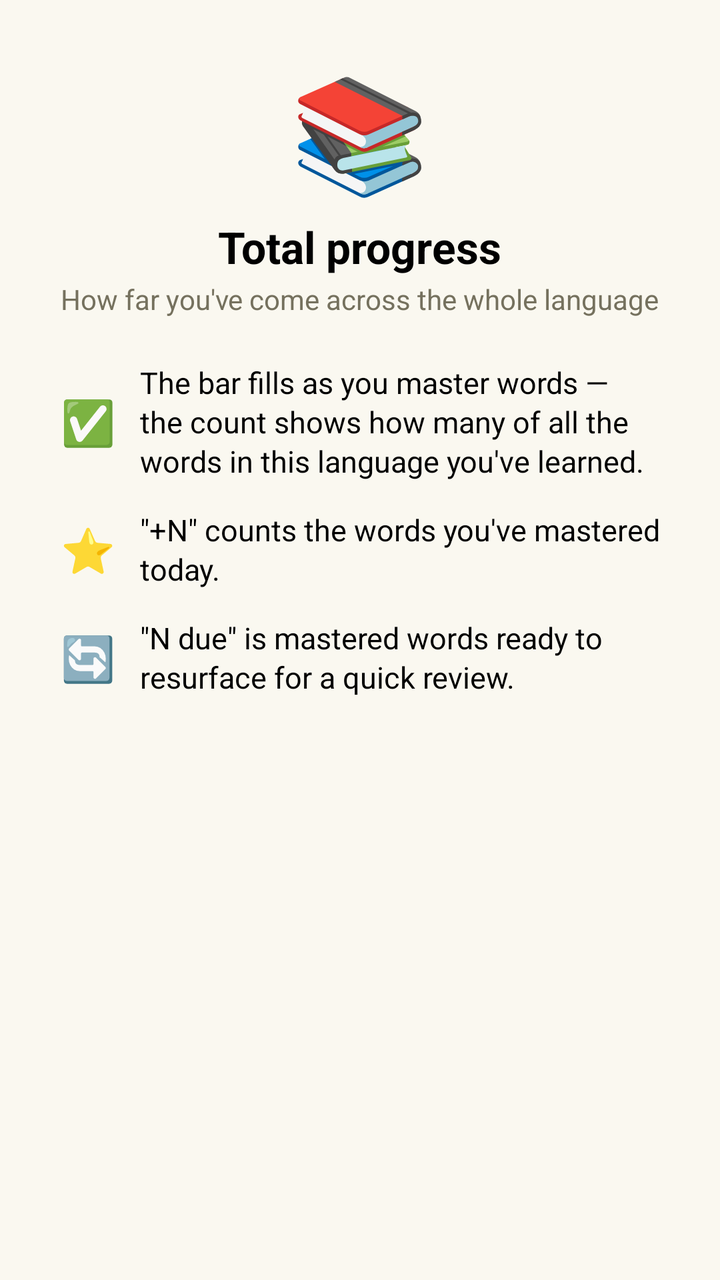
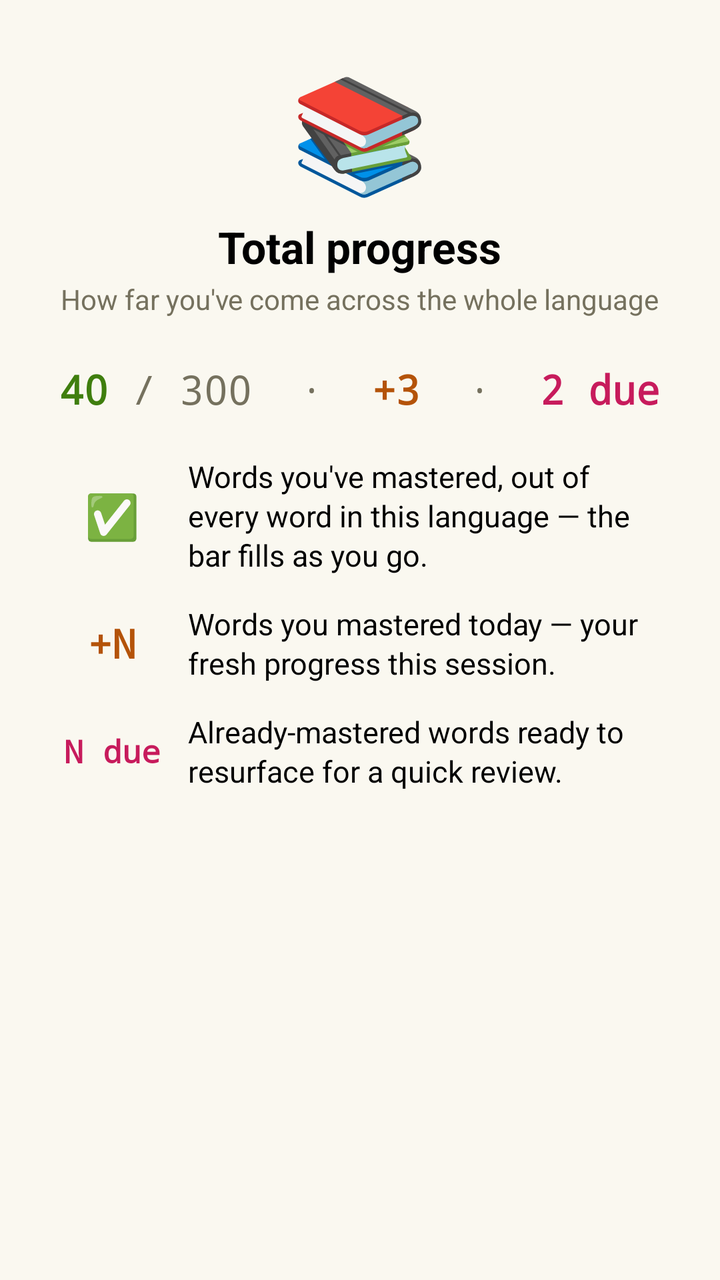

Two renders of the same Android screen: before a commit and after it. Below are the layout's source before the change and the commit's diff.
<!-- AndroidManifest.xml: application theme Theme.MyApplication -->
<!-- res/layout/dialog_lifetime_info.xml -->
<?xml version="1.0" encoding="utf-8"?>
<LinearLayout xmlns:android="http://schemas.android.com/apk/res/android"
    xmlns:tools="http://schemas.android.com/tools"
    android:layout_width="match_parent"
    android:layout_height="wrap_content"
    android:orientation="vertical"
    android:paddingStart="28dp"
    android:paddingEnd="28dp"
    android:paddingTop="28dp"
    android:paddingBottom="8dp">

    <TextView
        android:layout_width="wrap_content"
        android:layout_height="wrap_content"
        android:layout_gravity="center_horizontal"
        android:contentDescription="@null"
        android:text="📚"
        android:textSize="56sp" />

    <TextView
        android:layout_width="wrap_content"
        android:layout_height="wrap_content"
        android:layout_gravity="center_horizontal"
        android:layout_marginTop="6dp"
        android:accessibilityHeading="true"
        android:text="Total progress"
        android:textColor="?android:attr/textColorPrimary"
        android:textSize="22sp"
        android:textStyle="bold" />

    <TextView
        android:layout_width="wrap_content"
        android:layout_height="wrap_content"
        android:layout_gravity="center_horizontal"
        android:layout_marginTop="2dp"
        android:text="How far you've come across the whole language"
        android:textColor="?android:attr/textColorSecondary"
        android:textSize="14sp" />

    <LinearLayout
        android:layout_width="match_parent"
        android:layout_height="wrap_content"
        android:layout_marginTop="22dp"
        android:orientation="vertical">

        <LinearLayout
            android:layout_width="match_parent"
            android:layout_height="wrap_content"
            android:gravity="center_vertical"
            android:orientation="horizontal">

            <TextView
                android:layout_width="32dp"
                android:layout_height="wrap_content"
                android:gravity="center"
                android:text="✅"
                android:textSize="22sp" />

            <TextView
                android:layout_width="0dp"
                android:layout_height="wrap_content"
                android:layout_marginStart="10dp"
                android:layout_weight="1"
                android:lineSpacingExtra="2sp"
                android:text="The bar fills as you master words — the count shows how many of all the words in this language you've learned."
                android:textColor="?android:attr/textColorPrimary"
                android:textSize="15sp" />
        </LinearLayout>

        <LinearLayout
            android:layout_width="match_parent"
            android:layout_height="wrap_content"
            android:layout_marginTop="14dp"
            android:gravity="center_vertical"
            android:orientation="horizontal">

            <TextView
                android:layout_width="32dp"
                android:layout_height="wrap_content"
                android:gravity="center"
                android:text="⭐"
                android:textSize="22sp" />

            <TextView
                android:layout_width="0dp"
                android:layout_height="wrap_content"
                android:layout_marginStart="10dp"
                android:layout_weight="1"
                android:lineSpacingExtra="2sp"
                android:text="&quot;+N&quot; counts the words you've mastered today."
                android:textColor="?android:attr/textColorPrimary"
                android:textSize="15sp" />
        </LinearLayout>

        <LinearLayout
            android:layout_width="match_parent"
            android:layout_height="wrap_content"
            android:layout_marginTop="14dp"
            android:gravity="center_vertical"
            android:orientation="horizontal">

            <TextView
                android:layout_width="32dp"
                android:layout_height="wrap_content"
                android:gravity="center"
                android:text="🔄"
                android:textSize="22sp" />

            <TextView
                android:layout_width="0dp"
                android:layout_height="wrap_content"
                android:layout_marginStart="10dp"
                android:layout_weight="1"
                android:lineSpacingExtra="2sp"
                android:text="&quot;N due&quot; is mastered words ready to resurface for a quick review."
                android:textColor="?android:attr/textColorPrimary"
                android:textSize="15sp" />
        </LinearLayout>
    </LinearLayout>
</LinearLayout>
<!-- resources referenced by this layout -->
<resources>
  <style name="Theme.MyApplication" parent="Theme.MaterialComponents.DayNight.DarkActionBar">
          
          <item name="colorPrimary">@color/monokai_pink_dark</item>
          <item name="colorPrimaryVariant">@color/monokai_pink_dark</item>
          <item name="colorOnPrimary">@color/white</item>
  
          
          <item name="colorSecondary">@color/monokai_cyan</item>
          <item name="colorSecondaryVariant">@color/monokai_cyan_dark</item>
          <item name="colorOnSecondary">@color/monokai_bg</item>
          <item name="colorAccent">@color/monokai_cyan</item>
  
          
          <item name="android:colorBackground">@color/cream_surface</item>
          <item name="colorSurface">@color/cream_surface</item>
          <item name="colorOnSurface">@color/black</item>
  
          <item name="android:textColorPrimary">@color/black</item>
          <item name="android:textColorSecondary">@color/monokai_comment</item>
          <item name="android:textColorTertiary">@color/monokai_comment_light</item>
  
          
          <item name="actionBarStyle">@style/Widget.MyApplication.ActionBar</item>
          <item name="android:statusBarColor">@color/monokai_bg</item>
          <item name="android:windowLightStatusBar">false</item>
      </style>
  <color name="monokai_pink_dark">#C71B5C</color>
  <color name="white">#FFFFFFFF</color>
  <color name="monokai_cyan">#66D9EF</color>
  <color name="monokai_cyan_dark">#3FB8D1</color>
  <color name="monokai_bg">#272822</color>
  <color name="cream_surface">#FAF8F0</color>
  <color name="black">#FF000000</color>
  <color name="monokai_comment">#75715E</color>
  <color name="monokai_comment_light">#A59F85</color>
  <style name="Widget.MyApplication.ActionBar" parent="Widget.AppCompat.ActionBar.Solid">
          <item name="background">@color/monokai_bg</item>
          <item name="elevation">2dp</item>
      </style>
</resources>

<!-- the commit's change to res/layout/dialog_lifetime_info.xml (unified diff, before → after) -->
@@ -37,10 +37,70 @@
         android:textColor="?android:attr/textColorSecondary"
         android:textSize="14sp" />
 
+    
+    <LinearLayout
+        android:layout_width="wrap_content"
+        android:layout_height="wrap_content"
+        android:layout_gravity="center_horizontal"
+        android:layout_marginTop="22dp"
+        android:orientation="horizontal">
+
+        <TextView
+            android:layout_width="wrap_content"
+            android:layout_height="wrap_content"
+            android:fontFamily="monospace"
+            android:text="40"
+            android:textColor="@color/lifetime_count_color"
+            android:textSize="20sp"
+            android:textStyle="bold" />
+
+        <TextView
+            android:layout_width="wrap_content"
+            android:layout_height="wrap_content"
+            android:fontFamily="monospace"
+            android:text=" / 300"
+            android:textColor="@color/card_text_muted"
+            android:textSize="20sp" />
+
+        <TextView
+            android:layout_width="wrap_content"
+            android:layout_height="wrap_content"
+            android:fontFamily="monospace"
+            android:text="  ·  "
+            android:textColor="@color/card_text_muted"
+            android:textSize="20sp" />
+
+        <TextView
+            android:layout_width="wrap_content"
+            android:layout_height="wrap_content"
+            android:fontFamily="monospace"
+            android:text="+3"
+            android:textColor="@color/today_count_color"
+            android:textSize="20sp"
+            android:textStyle="bold" />
+
+        <TextView
+            android:layout_width="wrap_content"
+            android:layout_height="wrap_content"
+            android:fontFamily="monospace"
+            android:text="  ·  "
+            android:textColor="@color/card_text_muted"
+            android:textSize="20sp" />
+
+        <TextView
+            android:layout_width="wrap_content"
+            android:layout_height="wrap_content"
+            android:fontFamily="monospace"
+            android:text="2 due"
+            android:textColor="@color/due_count_color"
+            android:textSize="20sp"
+            android:textStyle="bold" />
+    </LinearLayout>
+
     <LinearLayout
         android:layout_width="match_parent"
         android:layout_height="wrap_content"
-        android:layout_marginTop="22dp"
+        android:layout_marginTop="20dp"
         android:orientation="vertical">
 
         <LinearLayout
@@ -50,7 +110,7 @@
             android:orientation="horizontal">
 
             <TextView
-                android:layout_width="32dp"
+                android:layout_width="56dp"
                 android:layout_height="wrap_content"
                 android:gravity="center"
                 android:text="✅"
@@ -62,7 +122,7 @@
                 android:layout_marginStart="10dp"
                 android:layout_weight="1"
                 android:lineSpacingExtra="2sp"
-                android:text="The bar fills as you master words — the count shows how many of all the words in this language you've learned."
+                android:text="Words you've mastered, out of every word in this language — the bar fills as you go."
                 android:textColor="?android:attr/textColorPrimary"
                 android:textSize="15sp" />
         </LinearLayout>
@@ -75,11 +135,14 @@
             android:orientation="horizontal">
 
             <TextView
-                android:layout_width="32dp"
+                android:layout_width="56dp"
                 android:layout_height="wrap_content"
+                android:fontFamily="monospace"
                 android:gravity="center"
-                android:text="⭐"
-                android:textSize="22sp" />
+                android:text="+N"
+                android:textColor="@color/today_count_color"
+                android:textSize="20sp"
+                android:textStyle="bold" />
 
             <TextView
                 android:layout_width="0dp"
@@ -87,7 +150,7 @@
                 android:layout_marginStart="10dp"
                 android:layout_weight="1"
                 android:lineSpacingExtra="2sp"
-                android:text="&quot;+N&quot; counts the words you've mastered today."
+                android:text="Words you mastered today — your fresh progress this session."
                 android:textColor="?android:attr/textColorPrimary"
                 android:textSize="15sp" />
         </LinearLayout>
@@ -100,11 +163,14 @@
             android:orientation="horizontal">
 
             <TextView
-                android:layout_width="32dp"
+                android:layout_width="56dp"
                 android:layout_height="wrap_content"
+                android:fontFamily="monospace"
                 android:gravity="center"
-                android:text="🔄"
-                android:textSize="22sp" />
+                android:text="N due"
+                android:textColor="@color/due_count_color"
+                android:textSize="16sp"
+                android:textStyle="bold" />
 
             <TextView
                 android:layout_width="0dp"
@@ -112,7 +178,7 @@
                 android:layout_marginStart="10dp"
                 android:layout_weight="1"
                 android:lineSpacingExtra="2sp"
-                android:text="&quot;N due&quot; is mastered words ready to resurface for a quick review."
+                android:text="Already-mastered words ready to resurface for a quick review."
                 android:textColor="?android:attr/textColorPrimary"
                 android:textSize="15sp" />
         </LinearLayout>
<!-- resource entries referenced after the edit -->
@@ -1,5 +1,9 @@
 <!-- resources referenced by this layout -->
 <resources>
+  <color name="card_text_muted">#75715E</color>
+  <color name="due_count_color">#C71B5C</color>
+  <color name="lifetime_count_color">#3F7E0E</color>
+  <color name="today_count_color">#B45309</color>
   <style name="Theme.MyApplication" parent="Theme.MaterialComponents.DayNight.DarkActionBar">
           
           <item name="colorPrimary">@color/monokai_pink_dark</item>
